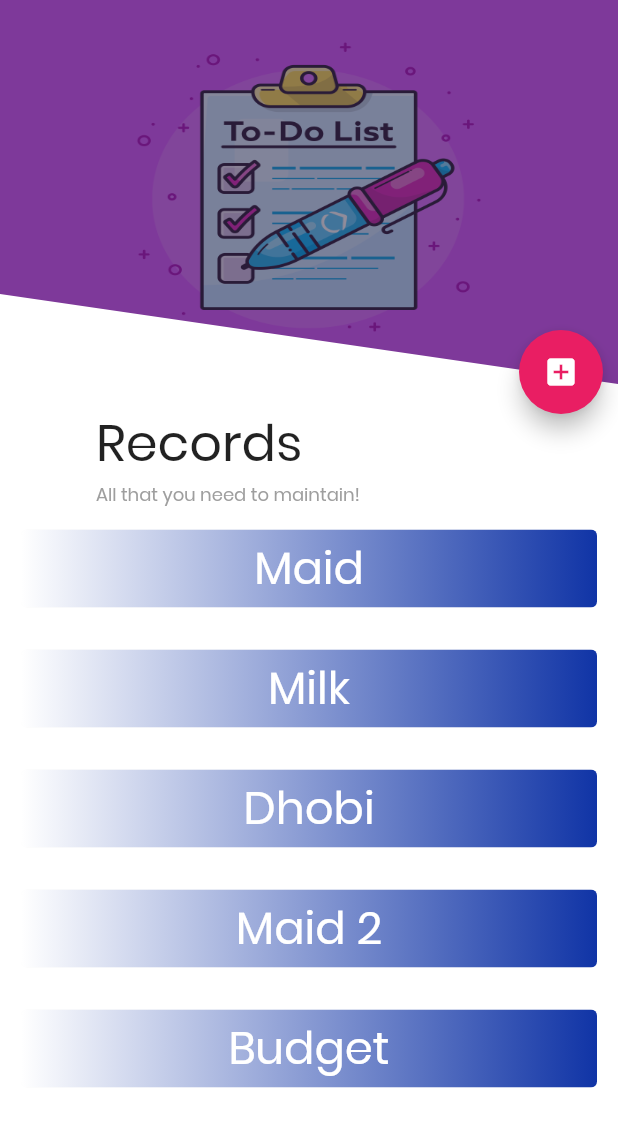
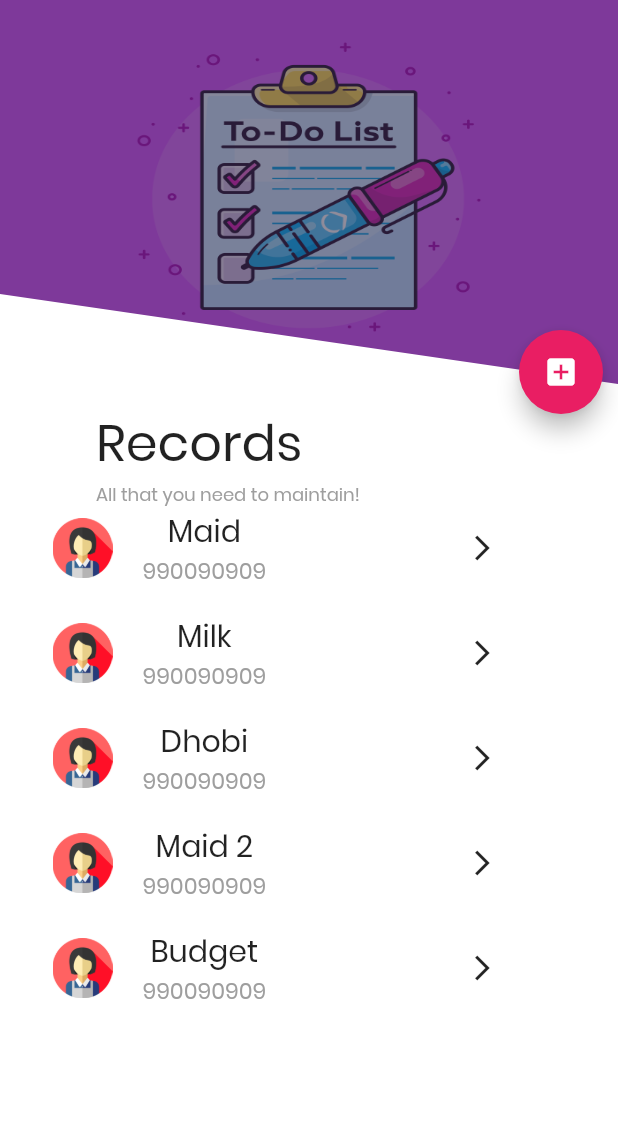
Before and after one commit to ritik-rathi/housewife, a Flutter app: the Records screen opened by its route, on a phone screen of 412 x 824 dp. Shown: the top 1127 px of the screen. Run offline on Flutter 3.47's test engine with Material 2 defaults, Android fonts, the light colour scheme and no system bars; drawn by our look-alikes of gradient_widgets; our stand-ins replace firebase_auth, flutter_calendar_carousel; missing offline and left inert: gradient_text; accounts and stored records are empty.

Commit message:
changes in record

```diff
--- /dev/null
+++ b/lib/appUtils.dart
@@ -0,0 +1,3 @@
+import 'package:flutter/material.dart';
+
+Color color = Color(0xfff20BDFF);
--- a/lib/main.dart
+++ b/lib/main.dart
@@ -22,7 +22,7 @@ class MyApp extends StatelessWidget {
       title: 'HomeMaker',
       debugShowCheckedModeBanner: false,
       theme: ThemeData(fontFamily: 'Poppins'),
-      home: SplashScreens(),
+      home: Records(),
       // initialRoute: '.',
       routes: {
         '.': (context) => SplashScreens(),
--- a/lib/records/record_card.dart
+++ b/lib/records/record_card.dart
@@ -1,5 +1,6 @@
 import 'package:flutter/material.dart';
 import 'package:gradient_widgets/gradient_widgets.dart';
+import 'package:url_launcher/url_launcher.dart';
 
 class RecDet {
   String record;
@@ -20,24 +21,53 @@ class RecCard extends StatelessWidget {
   @override
   Widget build(BuildContext context) {
     return Container(
-      margin: EdgeInsets.all(10),
-      height: 60,
+        // decoration: BoxDecoration(
+        //     border: Border.all(color: Color(0xfff20BDFF)),
+        //     borderRadius: BorderRadius.circular(10)),
+        margin: EdgeInsets.only(left: 20),
+        height: 70,
         width: double.infinity,
-      child: GestureDetector(
+        child: Column(
+          children: <Widget>[
+            GestureDetector(
             onTap: () {
               Navigator.pushNamed(context, 'maid');
             },
-        child: GradientCard(
-          gradient: LinearGradient(
-              colors: [Colors.white, Color(0xff1034a6)],
-              begin: Alignment.centerLeft,
-              end: Alignment.centerRight),
-          child: Center(
-            child: Text(rec.record,
-            style: TextStyle(fontSize: 30, fontWeight: FontWeight.w500, color: Colors.white),
+            child: Row(
+              children: <Widget>[
+                SizedBox(width: 15),
+                Image(
+                  image: AssetImage('assets/images/maid.png'),
+                  height: 40,
+                  width: 40,
                 ),
+                SizedBox(width: 20),
+                Column(
+                  children: <Widget>[
+                    Text(rec.record, style: TextStyle(fontSize: 20)),
+                    GestureDetector(
+                      onTap: (){
+                        launch("tel://9990637630");
+                      },
+                      child: Text('990090909', style: TextStyle(fontSize: 15, color: Colors.grey)),
+                    )
+                  ],
                 ),
+                SizedBox(width: 120),
+                IconButton(
+                  icon: Icon(Icons.arrow_forward_ios),
+                  iconSize: 20,
+                  onPressed: () => Navigator.pushNamed(context, 'maid'),
                 ),
+                Divider(
+                  color: Colors.blue,
+                )
+              ],
+            )),
+            // Divider(
+            //   color: Color(0xfff20BDFF),
+            // )
+          ],
         ));
   }
 }
--- a/lib/splash_screens/pageviewmodel.dart
+++ b/lib/splash_screens/pageviewmodel.dart
@@ -18,7 +18,7 @@ var pageList = [
       ),
   PageViewModel(
       title: 'Records',
-      imgPath: 'asssts/images/management.png',
+      imgPath: 'asssts/images/todo.png',
       description: 'Keep track of anything and everything',
       gradients: gradients[2],
       screenPath: 'records'
--- a/pubspec.yaml
+++ b/pubspec.yaml
@@ -24,6 +24,7 @@ dependencies:
   gradient_text: ^1.0.2
   gradient_widgets: ^0.4.1
   flutter_calendar_carousel: ^1.3.16
+  url_launcher: ^5.0.2
 
   # The following adds the Cupertino Icons font to your application.
   # Use with the CupertinoIcons class for iOS style icons.
```
Also changed, not shown: lib/records/records_list.dart (+7 -1 lines), lib/records/screens/maid.dart (+97 -46 lines), pubspec.lock. Lines whose indentation alone changed are shown as unchanged.
